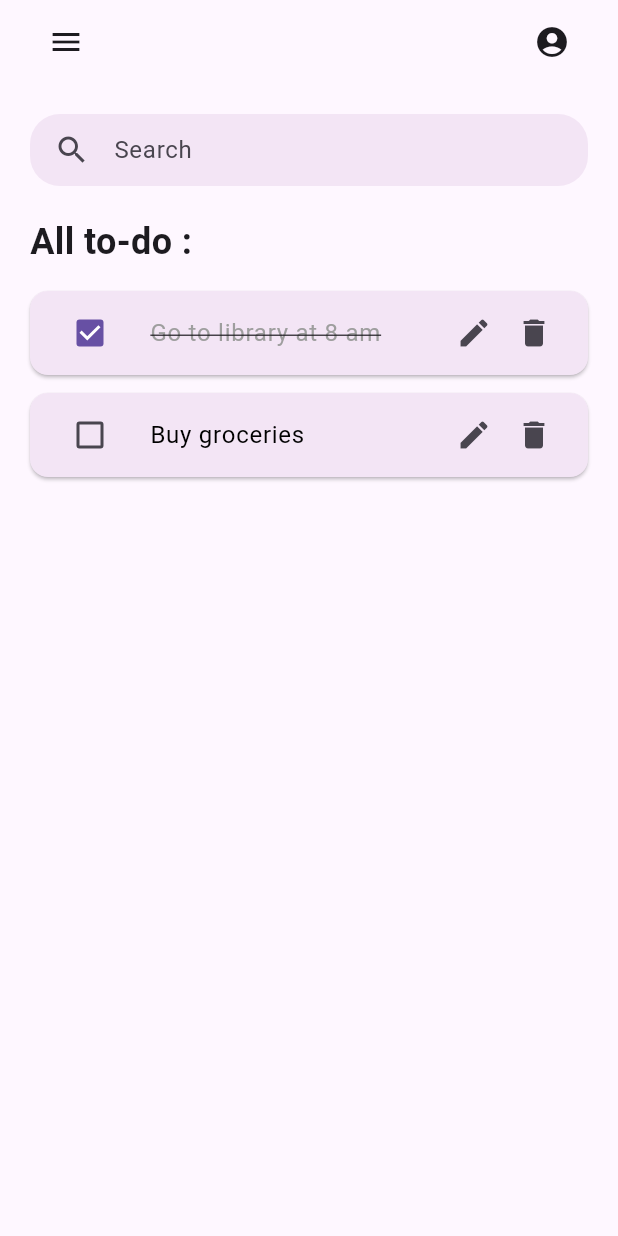
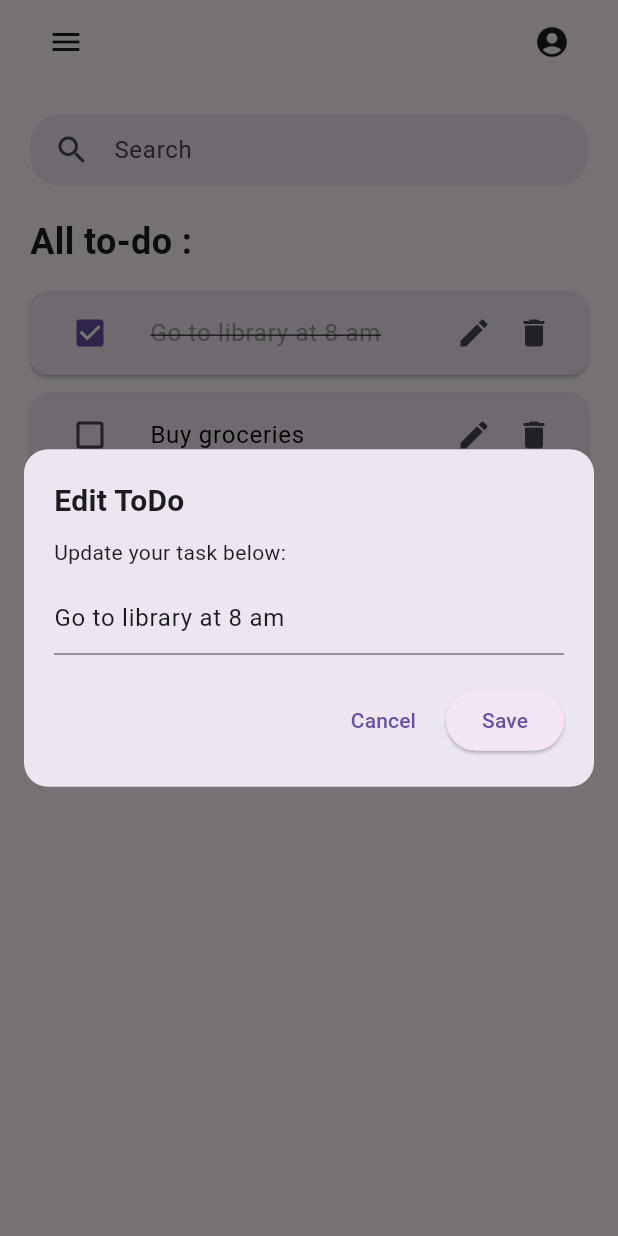
Before and after one commit to llatifah99/todo-flutter, a Flutter app: the screen it shows after launch, after a tap on the "edit" icon, on a phone screen of 412 x 824 dp. Run offline on Flutter 3.47's test engine with Material 3 defaults, Android fonts, the phone set to English and light mode, and no system bars.

Commit message:
edit todo button

```diff
--- a/todolist/lib/page/todo_page.dart
+++ b/todolist/lib/page/todo_page.dart
@@ -16,6 +16,66 @@ class _TodoPageState extends State<TodoPage> {
     TodoModel(title: "Go to library at 8 am", isDone: true),
     TodoModel(title: "Buy groceries", isDone: false),
   ];
+
+  void showEditDialog(int index) {
+    final controller = TextEditingController(text: todos[index].title);
+    showDialog(
+      context: context,
+      builder: (context) {
+        return Dialog(
+          shape: RoundedRectangleBorder(
+            borderRadius: BorderRadius.circular(16),
+          ),
+          insetPadding: const EdgeInsets.all(16), // 👈 margin dari tepi layar
+          child: Padding(
+            padding: const EdgeInsets.all(20),
+            child: IntrinsicHeight(
+              child: Column(
+                mainAxisSize: MainAxisSize.min,
+                crossAxisAlignment: CrossAxisAlignment.stretch,
+                children: [
+                  const Text(
+                    "Edit ToDo",
+                    style: TextStyle(fontSize: 20, fontWeight: FontWeight.bold),
+                  ),
+                  const SizedBox(height: 10),
+                  const Text("Update your task below:"),
+                  const SizedBox(height: 10),
+                  TextField(
+                    controller: controller,
+                    decoration: InputDecoration(hintText: "Enter todo title"),
+                  ),
+                  const SizedBox(height: 20),
+                  Row(
+                    mainAxisAlignment: MainAxisAlignment.end,
+                    children: [
+                      TextButton(
+                        onPressed: () => Navigator.pop(context),
+                        child: const Text("Cancel"),
+                      ),
+                      const SizedBox(width: 8),
+                      ElevatedButton(
+                        style: ElevatedButton.styleFrom(
+                          backgroundColor: Colors.purple.shade50,
+                        ),
+                        onPressed: () {
+                          setState(() {
+                            todos[index].title = controller.text;
+                          });
+                          Navigator.pop(context);
+                        },
+                        child: const Text("Save"),
+                      ),
+                    ],
+                  ),
+                ],
+              ),
+            ),
+          ),
+        );
+      },
+    );
+  }
 
   @override
   Widget build(BuildContext context) {
@@ -49,7 +109,7 @@ class _TodoPageState extends State<TodoPage> {
                       });
                     },
                     onEdit: () {
-                      print("edit");
+                      showEditDialog(index);
                     },
                     onDelete: () {
                       setState(() {
```
